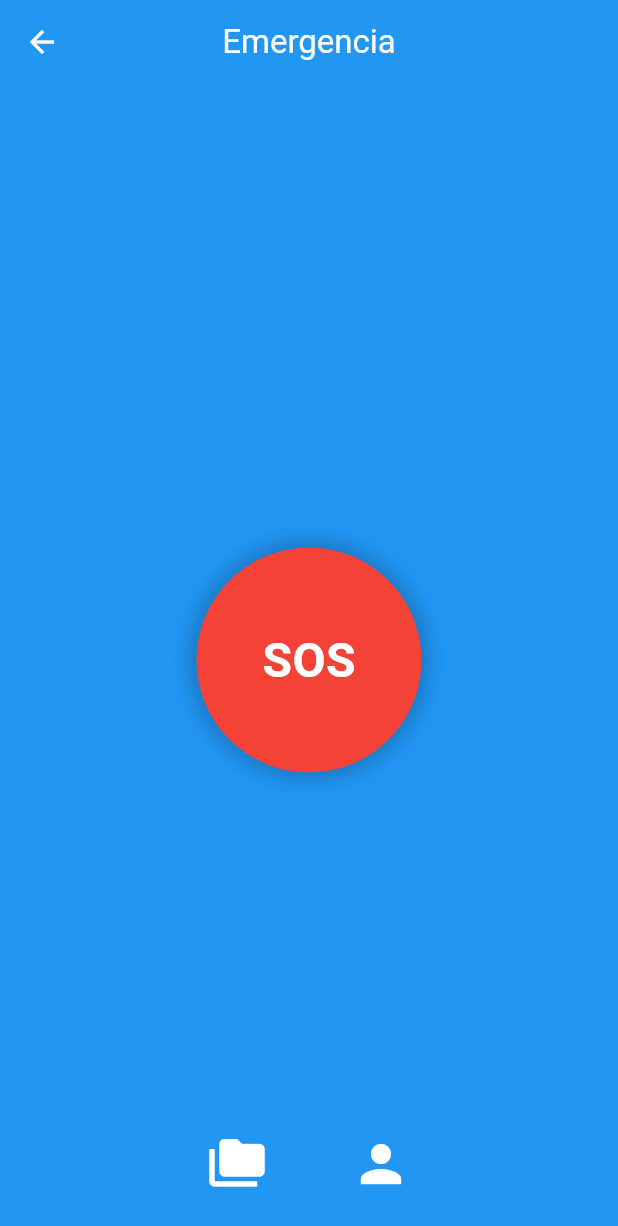
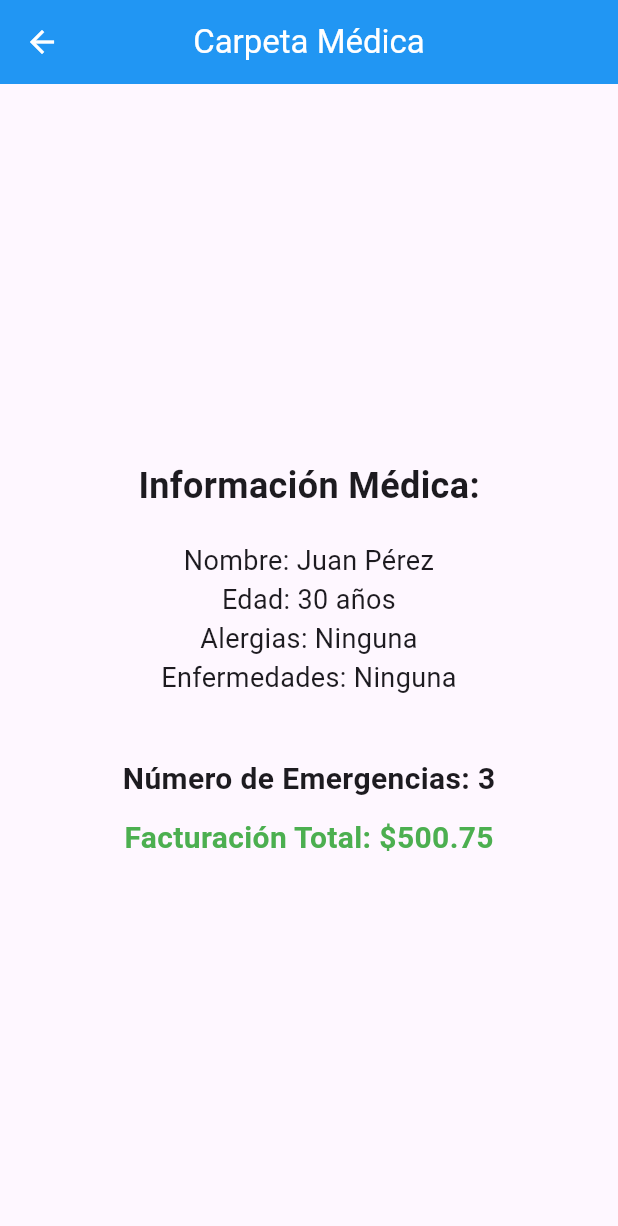
Before and after one commit to emily-machuca-pink/app-mobile-project-grade, a Flutter app: the EmergencyButtonView screen opened directly, after a tap on the "folder copy" icon, on a phone screen of 412 x 824 dp. Shown: the top 1226 px of the screen. Run offline on Flutter 3.47's test engine with Material 3 defaults, Android fonts, the phone set to English and light mode, and no system bars; our stand-ins replace flutter_map, geolocator, latlong2.

Commit message:
feat: add permissions locations

```diff
--- a/mobile_dev/lib/src/components/emergency/bottom_emergency.dart
+++ b/mobile_dev/lib/src/components/emergency/bottom_emergency.dart
@@ -1,39 +1,62 @@
-// Copyright © 2025, Proyecto de Grado
-// Todos los derechos reservados.
+import 'package:flutter/material.dart';
+import 'package:latlong2/latlong.dart';
+import 'package:mobile_dev/src/services/location_service.dart';
 
-import 'package:flutter/material.dart';
-import 'package:mobile_dev/src/views/patient_profile/patient_profile.dart';
-
-/// {@template emergency_button_view}
-/// Pantalla principal para el botón de emergencia.
-/// Incluye un botón central de emergencia y accesos rápidos a otras opciones.
-/// {@endtemplate}
-class EmergencyButtonView extends StatelessWidget {
-  //#region Constructor
-
-  /// {@macro emergency_button_view}
+class EmergencyButtonView extends StatefulWidget {
   const EmergencyButtonView({Key? key}) : super(key: key);
 
-  //#endregion
+  @override
+  _EmergencyButtonViewState createState() => _EmergencyButtonViewState();
+}
 
-  //#region Overridden Methods
+class _EmergencyButtonViewState extends State<EmergencyButtonView> {
+  late LatLng _currentLocation = const LatLng(10.9827583, -74.8101591);
+
+  @override
+  void initState() {
+    super.initState();
+    WidgetsBinding.instance.addPostFrameCallback((_) => _getCurrentLocation());
+  }
+
+  Future<void> _getCurrentLocation() async {
+    // Verificar permisos y obtener ubicación
+    LatLng? currentLocation = await LocationService.getCurrentLocation();
+    if (currentLocation != null) {
+      setState(() {
+        _currentLocation = currentLocation;
+      });
+    } else {
+      _showErrorDialog('No se pudo obtener la ubicación. Verifique los permisos.');
+    }
+  }
+
+  void _showErrorDialog(String message) {
+    showDialog(
+      context: context,
+      builder: (context) => AlertDialog(
+        title: const Text('Error de Ubicación'),
+        content: Text(message),
+        actions: [
+          TextButton(
+            onPressed: () => Navigator.of(context).pop(),
+            child: const Text('OK'),
+          ),
+        ],
+      ),
+    );
+  }
+
+  void _activateEmergency() {
+    print('Emergencia activada en la ubicación: Lat: ${_currentLocation.latitude}, Lng: ${_currentLocation.longitude}');
+    ScaffoldMessenger.of(context).showSnackBar(
+      SnackBar(content: Text('Emergencia activada en la ubicación: Lat: ${_currentLocation.latitude}, Lng: ${_currentLocation.longitude}')),
+    );
+  }
 
   @override
   Widget build(BuildContext context) {
     return Scaffold(
-      appBar: _buildAppBar(context),
-      backgroundColor: Colors.blue,
-      body: _buildBody(context),
-    );
-  }
-
-  //#endregion
-
-  //#region Private Widgets
-
-  /// Construye la barra de navegación superior.
-  AppBar _buildAppBar(BuildContext context) {
-    return AppBar(
+      appBar: AppBar(
         centerTitle: true,
         title: const Text(
           'Emergencia',
@@ -47,23 +70,45 @@ class EmergencyButtonView extends StatelessWidget {
             Navigator.pop(context);
           },
         ),
-    );
-  }
-
-  /// Construye el cuerpo principal de la pantalla.
-  Widget _buildBody(BuildContext context) {
-    return SafeArea(
+      ),
+      backgroundColor: Colors.blue,
+      body: SafeArea(
         child: Stack(
           alignment: Alignment.center,
           children: [
+            _buildLocationInfo(),
             _buildBottomActions(context),
             _buildEmergencyButton(),
           ],
         ),
+      ),
     );
   }
 
-  /// Construye las acciones en la parte inferior de la pantalla.
+  Widget _buildLocationInfo() {
+    return Positioned(
+      top: 20,
+      left: 20,
+      right: 20,
+      child: Container(
+        padding: const EdgeInsets.all(8),
+        decoration: BoxDecoration(
+          color: Colors.white.withOpacity(0.8),
+          borderRadius: BorderRadius.circular(10),
+        ),
+        child: Text(
+          'Ubicación actual:\nLat: ${_currentLocation.latitude.toStringAsFixed(4)}\nLng: ${_currentLocation.longitude.toStringAsFixed(4)}',
+          style: const TextStyle(
+            fontSize: 16,
+            fontWeight: FontWeight.bold,
+            color: Colors.black,
+          ),
+          textAlign: TextAlign.center,
+        ),
+      ),
+    );
+  }
+
   Widget _buildBottomActions(BuildContext context) {
     return Column(
       mainAxisAlignment: MainAxisAlignment.end,
@@ -74,17 +119,17 @@ class EmergencyButtonView extends StatelessWidget {
             IconButton(
               icon: const Icon(Icons.folder_copy, size: 40, color: Colors.white),
               onPressed: () {
-                // Acción para el botón de "carpeta médica"
+                Navigator.push(
+                  context,
+                  MaterialPageRoute(builder: (context) => MedicalFolderView()),
+                );
               },
             ),
             const SizedBox(width: 40),
             IconButton(
               icon: const Icon(Icons.person, size: 40, color: Colors.white),
               onPressed: () {
-                Navigator.push(
-                  context,
-                  MaterialPageRoute(builder: (context) => const PatientProfile()),
-                );
+                // Acción para el botón de perfil
               },
             ),
           ],
@@ -94,9 +139,10 @@ class EmergencyButtonView extends StatelessWidget {
     );
   }
 
-  /// Construye el botón de emergencia en el centro de la pantalla.
   Widget _buildEmergencyButton() {
     return Center(
+      child: GestureDetector(
+        onTap: _activateEmergency,
         child: Stack(
           alignment: Alignment.center,
           children: [
@@ -125,8 +171,76 @@ class EmergencyButtonView extends StatelessWidget {
             ),
           ],
         ),
+      ),
     );
   }
+}
 
-  //#endregion
+// Vista de la carpeta médica con la facturación y número de emergencias
+class MedicalFolderView extends StatelessWidget {
+  const MedicalFolderView({Key? key}) : super(key: key);
+
+  @override
+  Widget build(BuildContext context) {
+    // Datos ficticios para las emergencias y facturación
+    int emergencyCount = 3; // Número de emergencias
+    double totalInvoice = 500.75; // Facturación total
+
+    return Scaffold(
+      appBar: AppBar(
+        centerTitle: true,
+        title: const Text(
+          'Carpeta Médica',
+          style: TextStyle(color: Colors.white),
+        ),
+        backgroundColor: Colors.blue,
+        leading: IconButton(
+          icon: const Icon(Icons.arrow_back),
+          color: Colors.white,
+          onPressed: () {
+            Navigator.pop(context);
+          },
+        ),
+      ),
+      body: SafeArea(
+        child: Center(
+          child: Column(
+            mainAxisAlignment: MainAxisAlignment.center,
+            children: [
+              const Text(
+                'Información Médica:',
+                style: TextStyle(
+                  fontSize: 24,
+                  fontWeight: FontWeight.bold,
+                ),
+              ),
+              const SizedBox(height: 20),
+              const Text(
+                'Nombre: Juan Pérez\nEdad: 30 años\nAlergias: Ninguna\nEnfermedades: Ninguna',
+                textAlign: TextAlign.center,
+                style: TextStyle(fontSize: 18),
+              ),
+              const SizedBox(height: 40),
+              Text(
+                'Número de Emergencias: $emergencyCount',
+                style: const TextStyle(
+                  fontSize: 20,
+                  fontWeight: FontWeight.bold,
+                ),
+              ),
+              const SizedBox(height: 10),
+              Text(
+                'Facturación Total: \$${totalInvoice.toStringAsFixed(2)}',
+                style: const TextStyle(
+                  fontSize: 20,
+                  fontWeight: FontWeight.bold,
+                  color: Colors.green,
+                ),
+              ),
+            ],
+          ),
+        ),
+      ),
+    );
   }
+}
--- /dev/null
+++ b/mobile_dev/lib/src/services/location_service.dart
@@ -0,0 +1,29 @@
+import 'package:geolocator/geolocator.dart';
+import 'package:latlong2/latlong.dart';
+
+class LocationService {
+  /// Obtiene la ubicación actual del dispositivo.
+  static Future<LatLng?> getCurrentLocation() async {
+    bool serviceEnabled;
+    LocationPermission permission;
+
+    // Verificar si el servicio de ubicación está habilitado
+    serviceEnabled = await Geolocator.isLocationServiceEnabled();
+    if (!serviceEnabled) {
+      return null; // Retorna null si el servicio está deshabilitado
+    }
+
+    // Verificar permisos de ubicación
+    permission = await Geolocator.checkPermission();
+    if (permission == LocationPermission.denied) {
+      permission = await Geolocator.requestPermission();
+      if (permission == LocationPermission.denied) {
+        return null; // Retorna null si los permisos son denegados
+      }
+    }
+
+    // Obtener la ubicación
+    Position position = await Geolocator.getCurrentPosition(desiredAccuracy: LocationAccuracy.high);
+    return LatLng(position.latitude, position.longitude);
+  }
+}
```
Also changed, not shown: mobile_dev/lib/src/components/map/paramedico_map.dart (+10 -27 lines), 1 other file. Lines whose indentation alone changed are shown as unchanged.
